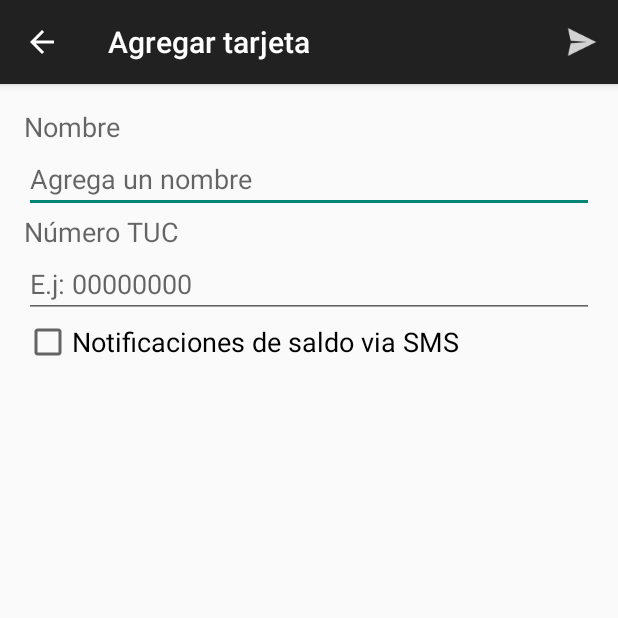
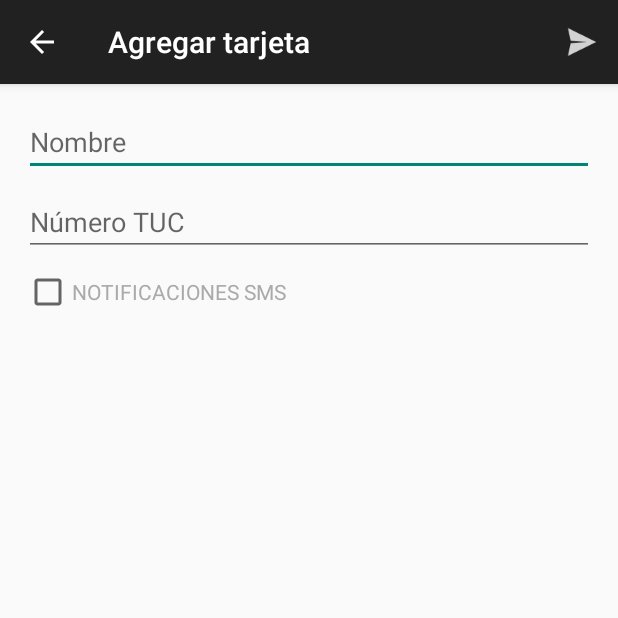
Before and after one commit to hosmelq/saldo-tuc, an Android app: the CardAddActivity screen opened directly, with no data from a screen before it, on a phone screen of 412 x 824 dp, the top half of it. Run offline under Robolectric (Android 15) with nearby library versions, the phone set to English and light mode, and no system bars; libraries missing offline, so code that uses them is left out: retrofit.client.

Commit message:
UI improvements

```diff
--- a/app/src/main/res/layout/activity_card_add.xml
+++ b/app/src/main/res/layout/activity_card_add.xml
@@ -8,48 +8,28 @@
     android:paddingBottom="@dimen/activity_vertical_margin"
     tools:context="com.socialimprover.saldotuc.app.CardAddActivity">
 
-    <TextView
-        android:layout_width="wrap_content"
-        android:layout_height="wrap_content"
-        android:textAppearance="?android:attr/textAppearanceMedium"
-        android:text="@string/name_label"
-        android:id="@+id/nameLabel"
-        android:layout_alignParentTop="true"
-        android:layout_alignParentLeft="true"
-        android:layout_alignParentStart="true" />
-
     <EditText
         android:layout_width="match_parent"
         android:layout_height="wrap_content"
         android:id="@+id/nameField"
-        android:layout_below="@+id/nameLabel"
         android:layout_alignParentLeft="true"
         android:layout_alignParentStart="true"
+        android:layout_marginBottom="8dp"
         android:inputType="text"
         android:hint="@string/name_hint">
 
         <requestFocus/>
     </EditText>
 
-    <TextView
-        android:layout_width="wrap_content"
-        android:layout_height="wrap_content"
-        android:textAppearance="?android:attr/textAppearanceMedium"
-        android:text="@string/card_label"
-        android:id="@+id/cardLabel"
-        android:layout_below="@+id/nameField"
-        android:layout_alignParentLeft="true"
-        android:layout_alignParentStart="true" />
-
     <EditText
         android:layout_width="match_parent"
         android:layout_height="wrap_content"
         android:inputType="number"
-        android:ems="10"
         android:id="@+id/cardField"
-        android:layout_below="@+id/cardLabel"
+        android:layout_below="@+id/nameField"
         android:layout_alignParentLeft="true"
         android:layout_alignParentStart="true"
+        android:layout_marginBottom="8dp"
         android:maxLength="8"
         android:hint="@string/card_hint" />
 
@@ -57,7 +37,8 @@
         android:layout_width="wrap_content"
         android:layout_height="wrap_content"
         android:text="@string/card_checkbox_label"
-        android:textAppearance="?android:attr/textAppearanceMedium"
+        android:textAppearance="?android:attr/textAppearanceSmall"
+        android:textColor="@android:color/darker_gray"
         android:id="@+id/notificationCheckBox"
         android:layout_below="@+id/cardField"
         android:layout_alignParentLeft="true"
@@ -70,32 +51,24 @@
         android:layout_below="@id/notificationCheckBox"
         android:visibility="invisible" >
 
-        <TextView
-            android:layout_width="wrap_content"
-            android:layout_height="wrap_content"
-            android:textAppearance="?android:attr/textAppearanceMedium"
-            android:text="@string/phone_label"
-            android:id="@+id/phoneLabel"
-            android:layout_alignParentLeft="true"
-            android:layout_alignParentStart="true" />
-
         <EditText
             android:layout_width="match_parent"
             android:layout_height="wrap_content"
+            android:layout_marginBottom="8dp"
             android:inputType="number"
             android:ems="10"
             android:id="@+id/phoneField"
-            android:layout_below="@+id/phoneLabel"
             android:layout_alignParentLeft="true"
             android:layout_alignParentStart="true"
             android:maxLength="8"
             android:hint="@string/phone_hint" />
 
         <TextView
-            android:layout_width="wrap_content"
+            android:layout_width="match_parent"
             android:layout_height="wrap_content"
-            android:textAppearance="?android:attr/textAppearanceMedium"
+            android:textAppearance="?android:attr/textAppearanceSmall"
             android:text="@string/hour_label"
+            android:textColor="@android:color/darker_gray"
             android:id="@+id/hourLabel"
             android:layout_below="@+id/phoneField"
             android:layout_alignParentLeft="true"
@@ -119,7 +92,9 @@
         <TextView
             android:layout_width="match_parent"
             android:layout_height="wrap_content"
+            android:lineSpacingExtra="4dp"
             android:text="@string/verification_hint"
+            android:textColor="@android:color/darker_gray"
             android:id="@+id/textInfo"
             android:layout_below="@+id/hour_spinner"
             android:layout_alignParentLeft="true"
--- a/app/src/main/res/values/strings.xml
+++ b/app/src/main/res/values/strings.xml
@@ -6,14 +6,11 @@
     <string name="app_name">Saldo TUC</string>
     <string name="menu_card_add_label">Agregar tarjeta</string>
     <string name="title_activity_card_add">Agregar tarjeta</string>
-    <string name="name_label">Nombre</string>
-    <string name="name_hint">Agrega un nombre</string>
-    <string name="card_label">Número TUC</string>
-    <string name="card_hint">E.j: 00000000</string>
-    <string name="card_checkbox_label">Notificaciones de saldo via SMS</string>
-    <string name="phone_label">Número de teléfono</string>
-    <string name="phone_hint">Agrega un teléfono</string>
-    <string name="hour_label">Hora a notificar</string>
+    <string name="name_hint">Nombre</string>
+    <string name="card_hint">Número TUC</string>
+    <string name="card_checkbox_label">NOTIFICACIONES SMS</string>
+    <string name="phone_hint">Número de teléfono</string>
+    <string name="hour_label">HORA A NOTIFICAR</string>
     <string name="verification_hint">Se enviará un único mensaje SMS para verificar este número de móvil.</string>
     <string name="menu_save_label">Guardar</string>
     <string name="menu_update_label">Actualizar</string>
```
Also changed, not shown: app/src/main/res/layout/activity_card_update.xml (+11 -36 lines).
